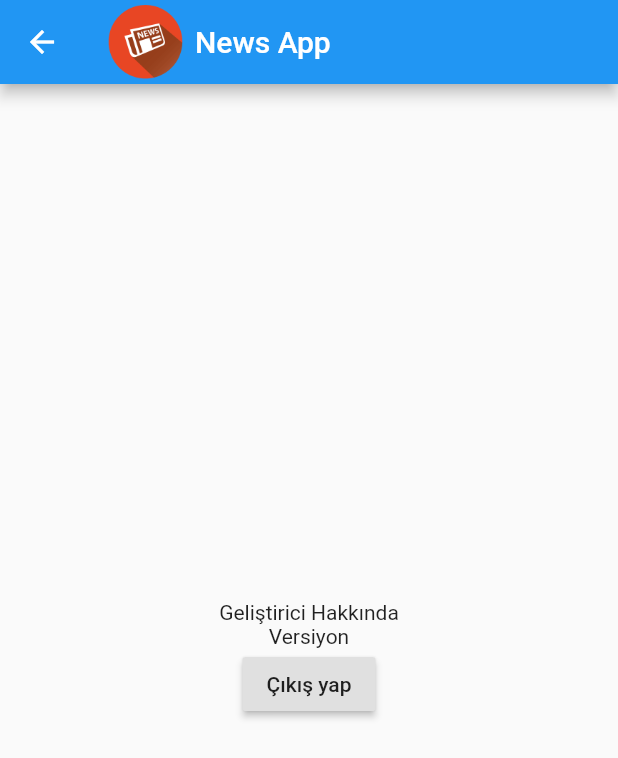
After one commit to cangurdev/news-app, a Flutter app: the Settings screen opened by its route, after a tap on "Çıkış yap", after a tap on "Login", after a tap on the "settings" icon, on a phone screen of 412 x 824 dp. The commit adds this screen. Shown: the top 758 px of the screen. Run offline on Flutter 3.47's test engine with Material 2 defaults, Android fonts, the phone set to English and light mode, and no system bars; our stand-ins replace cached_network_image, firebase_auth, firebase_core; missing offline and left inert: webfeed; accounts and stored records are empty; network calls fail.

Commit message:
edited screens

```diff
--- a/lib/main.dart
+++ b/lib/main.dart
@@ -27,6 +27,7 @@ class MyApp extends StatelessWidget {
       ],
       child: MaterialApp(
         title: 'Flutter Demo',
+        debugShowCheckedModeBanner: false,
         theme: theme(),
         initialRoute: Splash.routeName,
         routes: routes,
--- a/lib/routes.dart
+++ b/lib/routes.dart
@@ -2,6 +2,7 @@ import 'package:flutter/widgets.dart';
 import 'package:news_app/screens/home_screen.dart';
 import 'package:news_app/screens/login.dart';
 import 'package:news_app/screens/register.dart';
+import 'package:news_app/screens/settings.dart';
 import 'package:news_app/screens/splash.dart';
 
 final Map<String, WidgetBuilder> routes = {
@@ -9,4 +10,5 @@ final Map<String, WidgetBuilder> routes = {
   Register.routeName: (context) => Register(),
   Splash.routeName: (context) => Splash(),
   HomeScreen.routeName: (context) => HomeScreen(),
+  Settings.routeName: (context) => Settings(),
 };
--- /dev/null
+++ b/lib/screens/home_body.dart
@@ -0,0 +1,73 @@
+import 'package:flutter/material.dart';
+import 'package:webfeed/webfeed.dart';
+import 'package:http/http.dart' as http;
+import 'package:url_launcher/url_launcher.dart';
+import 'package:cached_network_image/cached_network_image.dart';
+
+class HomeBody extends StatefulWidget {
+  HomeBody() : super();
+  final String title = "Başlık";
+  @override
+  _HomeBodyState createState() => _HomeBodyState();
+}
+
+class _HomeBodyState extends State<HomeBody> {
+  static const String url = 'https://www.hurriyet.com.tr/rss/anasayfa';
+
+  RssFeed _feed;
+  String _title;
+  GlobalKey<RefreshIndicatorState> _refreshKey;
+
+  updateTitle(title) {
+    setState(() {
+      _title = title;
+    });
+  }
+
+  updateFeed(feed) {
+    setState(() {
+      _feed = feed;
+    });
+  }
+
+  load() async {
+    updateTitle("Yükleniyor");
+    loadFeed().then((value) {
+      if (value == null || value.toString().isEmpty) {
+        updateTitle("Başlıksız");
+        return;
+      }
+      updateFeed(value);
+      updateTitle(_feed.title);
+    });
+  }
+
+  Future<RssFeed> loadFeed() async {
+    try {
+      final client = http.Client();
+      final res = await client.get(url);
+      return RssFeed.parse(res.body);
+    } catch (e) {}
+    return null;
+  }
+
+  @override
+  void initState() {
+    super.initState();
+    updateTitle(widget.title);
+    load();
+  }
+
+  @override
+  Widget build(BuildContext context) {
+    return ListView.builder(
+      itemCount: _feed.items.length,
+      itemBuilder: (context, index) {
+        final item = _feed.items[index];
+        return ListTile(
+          title: Text(item.title),
+        );
+      },
+    );
+  }
+}
--- a/lib/screens/home_screen.dart
+++ b/lib/screens/home_screen.dart
@@ -1,11 +1,37 @@
 import 'package:flutter/material.dart';
+import 'package:news_app/screens/home_body.dart';
+import 'package:news_app/screens/settings.dart';
 
 class HomeScreen extends StatelessWidget {
   static String routeName = '/home';
   @override
   Widget build(BuildContext context) {
-    return Container(
-      child: Text("Selam"),
+    return Scaffold(
+      appBar: AppBar(
+        title: Row(
+          children: [
+            Image.asset(
+              'assets/images/logo.png',
+              width: 50,
+            ),
+            Padding(
+              padding: const EdgeInsets.only(left: 8.0),
+              child: Text('News App'),
+            )
+          ],
+        ),
+        actions: [
+          IconButton(
+            onPressed: () {
+              Navigator.push(
+                  context, MaterialPageRoute(builder: (context) => Settings()));
+            },
+            icon: Icon(Icons.settings),
+          )
+        ],
+      ),
+      backgroundColor: Colors.amber,
+      body: HomeBody(),
     );
   }
 }
--- a/lib/screens/login.dart
+++ b/lib/screens/login.dart
@@ -1,5 +1,7 @@
 import 'package:flutter/material.dart';
+import 'package:news_app/services/auth_service.dart';
 import 'package:news_app/widget/input_field.dart';
+import 'package:provider/provider.dart';
 
 class Login extends StatelessWidget {
   static String routeName = '/login';
@@ -37,8 +39,16 @@ class Login extends StatelessWidget {
                 },
               ),
               RaisedButton(
-                onPressed: () {
-                  print(emailController.text.trim());
+                onPressed: () async {
+                  try {
+                    await context.read<AuthService>().login(
+                          email: emailController.text.trim(),
+                          password: passwordController.text.trim(),
+                        );
+                    Navigator.of(context).pushReplacementNamed('/home');
+                  } catch (e) {
+                    print(e.message);
+                  }
                 },
                 child: Text("Login"),
               )
--- a/lib/screens/register.dart
+++ b/lib/screens/register.dart
@@ -32,7 +32,11 @@ class Register extends StatelessWidget {
                 obscure: true,
                 textEditingController: passwordController,
               ),
-              InkWell(child: Text('Already Have An Account?'), onTap: () {}),
+              InkWell(
+                  child: Text('Already Have An Account?'),
+                  onTap: () {
+                    Navigator.of(context).pushNamed('/login');
+                  }),
               RaisedButton(
                 onPressed: () async {
                   try {
@@ -40,7 +44,7 @@ class Register extends StatelessWidget {
                           email: emailController.text.trim(),
                           password: passwordController.text.trim(),
                         );
-                    Navigator.of(context).pushNamed('/home');
+                    Navigator.of(context).pushReplacementNamed('/home');
                   } catch (e) {
                     print(e.message);
                   }
--- /dev/null
+++ b/lib/screens/settings.dart
@@ -0,0 +1,42 @@
+import 'package:flutter/material.dart';
+import 'package:news_app/services/auth_service.dart';
+import 'package:provider/provider.dart';
+
+class Settings extends StatelessWidget {
+  static String routeName = '/settings';
+  @override
+  Widget build(BuildContext context) {
+    return Scaffold(
+        appBar: AppBar(
+          title: Row(
+            children: [
+              Image.asset(
+                'assets/images/logo.png',
+                width: 50,
+              ),
+              Padding(
+                padding: const EdgeInsets.only(left: 8.0),
+                child: Text('News App'),
+              )
+            ],
+          ),
+        ),
+        body: Center(
+            child: Column(
+          mainAxisAlignment: MainAxisAlignment.center,
+          children: [
+            Text("Geliştirici Hakkında"),
+            Text("Versiyon"),
+            RaisedButton(
+              onPressed: () async {
+                try {
+                  await context.read<AuthService>().signOut();
+                  Navigator.of(context).pushReplacementNamed('/login');
+                } catch (e) {}
+              },
+              child: Text("Çıkış yap"),
+            )
+          ],
+        )));
+  }
+}
--- a/lib/services/auth_service.dart
+++ b/lib/services/auth_service.dart
@@ -6,6 +6,10 @@ class AuthService {
   AuthService(this._firebaseAuth);
 
   Stream<User> get authStateChanges => _firebaseAuth.authStateChanges();
+
+  Future<void> signOut() async {
+    await _firebaseAuth.signOut();
+  }
 
   Future<String> login({String email, String password}) async {
     try {
```
Also changed, not shown: 1 other file.
